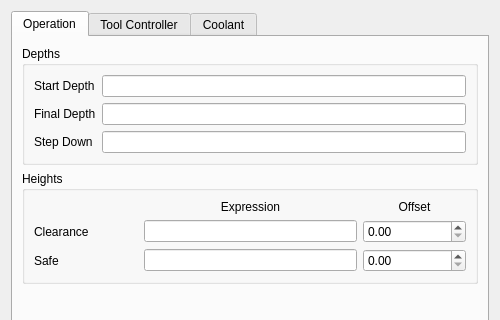
southseact-3d/fcd, file src/Mod/CAM/Gui/Resources/panels/SetupGlobal.ui: the form before one commit; both pictures show x 0 to 500 and y 0 to 320 of the 500 by 721 pixel window.
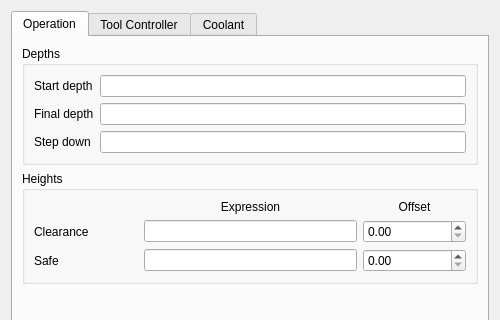
The form after the commit. Custom widgets are drawn as their Qt base class.

Patch:
```diff
--- a/src/Mod/CAM/Gui/Resources/panels/SetupGlobal.ui
+++ b/src/Mod/CAM/Gui/Resources/panels/SetupGlobal.ui
@@ -33,7 +33,7 @@
           <item row="0" column="0">
            <widget class="QLabel" name="label">
             <property name="text">
-             <string>Start Depth</string>
+             <string>Start depth</string>
             </property>
            </widget>
           </item>
@@ -49,7 +49,7 @@
           <item row="1" column="0">
            <widget class="QLabel" name="label_2">
             <property name="text">
-             <string>Final Depth</string>
+             <string>Final depth</string>
             </property>
            </widget>
           </item>
@@ -65,7 +65,7 @@
           <item row="2" column="0">
            <widget class="QLabel" name="label_3">
             <property name="text">
-             <string>Step Down</string>
+             <string>Step down</string>
             </property>
            </widget>
           </item>
```
Left out of the diff: 4 changed lines with no effect on the pictures.
